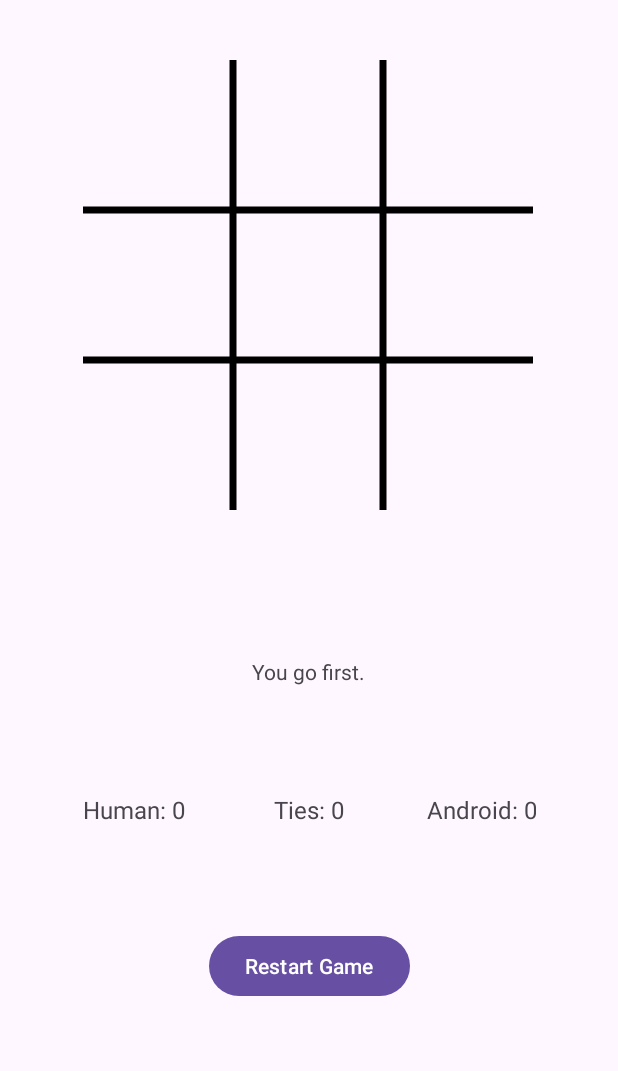
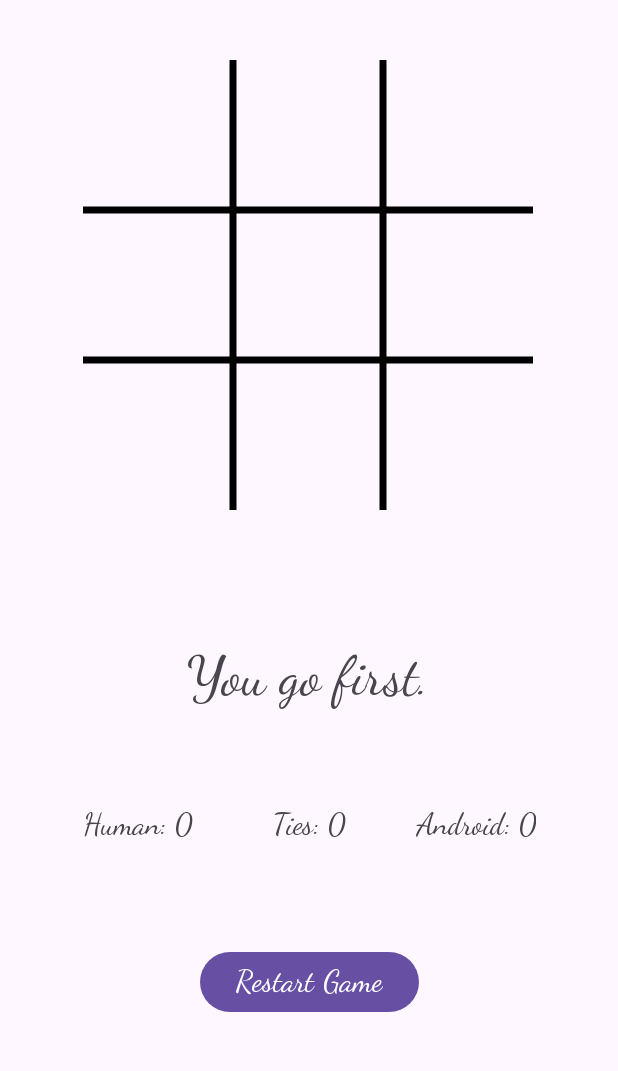
Before and after one commit to kaninoc/reto_2, an Android app: the screen it shows after launch (MainActivity), on a phone screen of 412 x 824 dp, the part 96-1167 px from its top. Run offline under Robolectric (Android 15) with nearby library versions, the phone set to English and light mode, and no system bars.

Commit message:
fix new game

```diff
--- a/app/src/main/java/co/edu/unal/tictactoe/MainActivity.java
+++ b/app/src/main/java/co/edu/unal/tictactoe/MainActivity.java
@@ -203,6 +203,7 @@ public class MainActivity extends AppCompatActivity {
         switch (item.getItemId()) {
             case R.id.new_game:
                 startNewGame();
+                mGameOver = false;
                 return true;
             case R.id.ai_difficulty:
                 showDialog(DIALOG_DIFFICULTY_ID);
--- a/app/src/main/res/layout-land/activity_main.xml
+++ b/app/src/main/res/layout-land/activity_main.xml
@@ -44,6 +44,7 @@
             android:layout_weight="1"
             android:gravity="start|center_vertical"
             android:text="Human: 0"
+            android:fontFamily="cursive"
             android:textSize="16sp" />
 
         <!-- Contador de partidas -->
@@ -54,6 +55,7 @@
             android:layout_weight="1"
             android:gravity="center"
             android:text="Ties: 0"
+            android:fontFamily="cursive"
             android:textSize="16sp" />
 
         <!-- Contador de victorias del PC -->
@@ -64,6 +66,7 @@
             android:layout_weight="1"
             android:gravity="end|center_vertical"
             android:text="Android: 0"
+            android:fontFamily="cursive"
             android:textSize="16sp" />
     </LinearLayout>
 
@@ -73,6 +76,8 @@
         android:layout_width="0dp"
         android:layout_height="wrap_content"
         android:text="info"
+        android:fontFamily="cursive"
+        android:textSize="36sp"
         android:gravity="center"
         app:layout_constraintTop_toBottomOf="@id/counters"
         app:layout_constraintStart_toEndOf="@id/guideline_vertical"
@@ -89,6 +94,8 @@
         android:layout_marginTop="60dp"
         android:gravity="center"
         android:text="Restart Game"
+        android:fontFamily="cursive"
+        android:textSize="20sp"
         app:layout_constraintStart_toEndOf="@id/guideline_vertical"
         app:layout_constraintTop_toBottomOf="@id/information" />
 </androidx.constraintlayout.widget.ConstraintLayout>
--- a/app/src/main/res/layout/activity_main.xml
+++ b/app/src/main/res/layout/activity_main.xml
@@ -14,6 +14,8 @@
         android:background="?attr/colorPrimary"
         android:title="Tic Tac Toe"
         android:text="Tic Tac Toe"
+        android:fontFamily="cursive"
+        android:textSize="20sp"
         app:layout_constraintTop_toTopOf="parent"
         app:layout_constraintStart_toStartOf="parent"
         app:layout_constraintEnd_toEndOf="parent" />
@@ -32,18 +34,21 @@
         android:id="@+id/information"
         android:layout_width="wrap_content"
         android:layout_height="wrap_content"
+        android:layout_marginTop="12dp"
+        android:layout_marginBottom="80dp"
+        android:fontFamily="cursive"
         android:text="info"
-        android:layout_marginTop="16dp"
-        android:layout_marginBottom="80dp"
-        app:layout_constraintTop_toBottomOf="@id/board"
+        android:textSize="36sp"
+        app:layout_constraintBottom_toTopOf="@+id/buttonRestart"
+        app:layout_constraintEnd_toEndOf="parent"
+        app:layout_constraintHorizontal_bias="0.498"
         app:layout_constraintStart_toStartOf="parent"
-        app:layout_constraintEnd_toEndOf="parent"
-        app:layout_constraintBottom_toTopOf="@+id/buttonRestart" />
+        app:layout_constraintTop_toBottomOf="@id/board" />
 
     <LinearLayout
         android:layout_width="302dp"
         android:layout_height="57dp"
-        android:layout_marginTop="8dp"
+        android:layout_marginTop="24dp"
         android:orientation="horizontal"
         app:layout_constraintBottom_toTopOf="@+id/information"
         app:layout_constraintEnd_toEndOf="parent"
@@ -58,7 +63,8 @@
             android:layout_weight="1"
             android:gravity="start|center_vertical"
             android:text="Human: 0"
-            android:textSize="16sp" />
+            android:fontFamily="cursive"
+            android:textSize="20sp" />
 
         <!-- Contador de partidas -->
         <TextView
@@ -68,7 +74,8 @@
             android:layout_weight="1"
             android:gravity="center"
             android:text="Ties: 0"
-            android:textSize="16sp" />
+            android:fontFamily="cursive"
+            android:textSize="20sp" />
 
         <!-- Contador de victorias del PC -->
         <TextView
@@ -78,7 +85,8 @@
             android:layout_weight="1"
             android:gravity="end|center_vertical"
             android:text="Android: 0"
-            android:textSize="16sp" />
+            android:fontFamily="cursive"
+            android:textSize="20sp" />
     </LinearLayout>
 
     <Button
@@ -86,7 +94,9 @@
         android:layout_width="wrap_content"
         android:layout_height="wrap_content"
         android:text="Restart Game"
-        android:layout_marginBottom="10dp"
+        android:fontFamily="cursive"
+        android:textSize="20sp"
+        android:layout_marginBottom="4dp"
         app:layout_constraintTop_toBottomOf="@id/information"
         app:layout_constraintEnd_toEndOf="parent"
         app:layout_constraintStart_toStartOf="parent"
--- a/app/src/main/res/menu/options_menu.xml
+++ b/app/src/main/res/menu/options_menu.xml
@@ -2,17 +2,25 @@
     <item
         android:id="@+id/new_game"
         android:title="New Game"
+        android:fontFamily="cursive"
+        android:textSize="32sp"
         android:icon="@drawable/new_game" />
     <item
         android:id="@+id/ai_difficulty"
         android:title="Difficulty"
+        android:fontFamily="cursive"
+        android:textSize="32sp"
         android:icon="@drawable/difficulty_level" />
     <item
         android:id="@+id/reset_score"
         android:title="Reset Score"
+        android:fontFamily="cursive"
+        android:textSize="32sp"
         android:icon="@drawable/difficulty_level" />
     <item
         android:id="@+id/quit"
         android:title="Quit"
+        android:fontFamily="cursive"
+        android:textSize="32sp"
         android:icon="@drawable/quit_game" />
 </menu>
```
